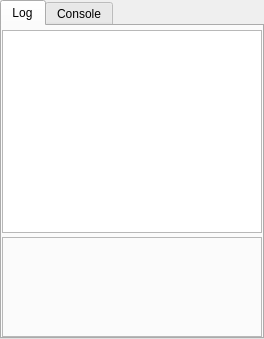
First picture: the form in src/blackgui/components/logcomponent.ui, repository swift-project/pilotclient, before the edit.
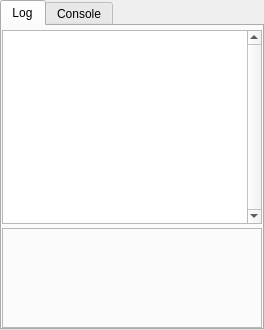
Second picture: the form after the edit. Custom widgets are drawn as their Qt base class.

Patch:
```diff
--- a/src/blackgui/components/logcomponent.ui
+++ b/src/blackgui/components/logcomponent.ui
@@ -2,14 +2,6 @@
 <ui version="4.0">
  <class>CLogComponent</class>
  <widget class="QFrame" name="CLogComponent">
-  <property name="geometry">
-   <rect>
-    <x>0</x>
-    <y>0</y>
-    <width>264</width>
-    <height>339</height>
-   </rect>
-  </property>
   <property name="windowTitle">
    <string>Log component</string>
   </property>
@@ -68,6 +60,9 @@
        </item>
        <item>
         <widget class="BlackGui::Views::CStatusMessageView" name="tvp_StatusMessages">
+         <property name="verticalScrollBarPolicy">
+          <enum>Qt::ScrollBarAlwaysOn</enum>
+         </property>
          <property name="selectionMode">
           <enum>QAbstractItemView::SingleSelection</enum>
          </property>
```
